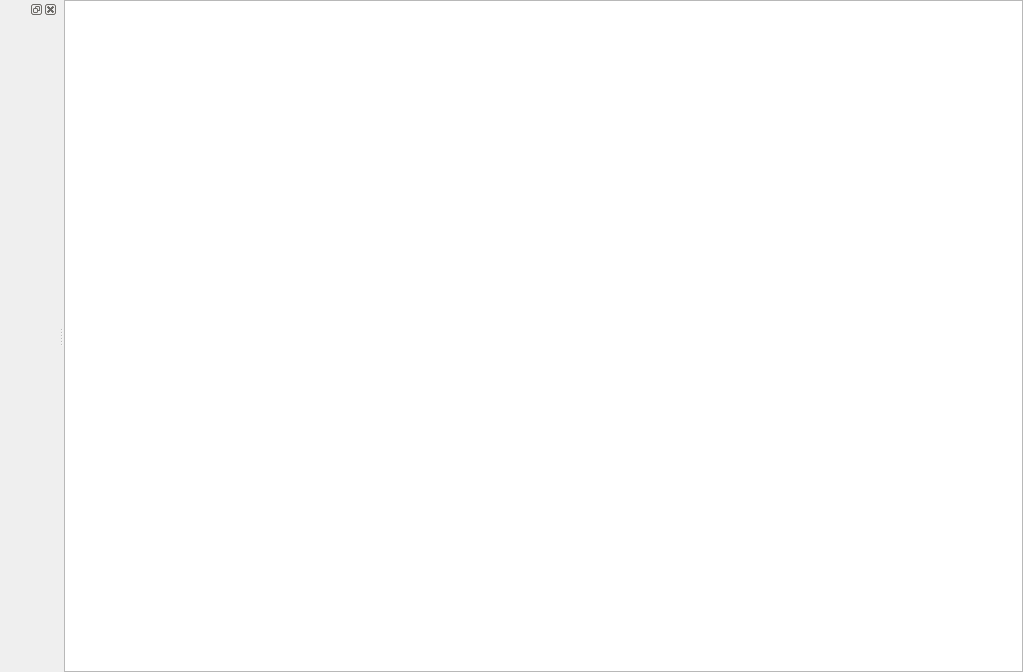
Above: mainwindow.ui from squidovado/ellipse before the change. Below: the same form after it.
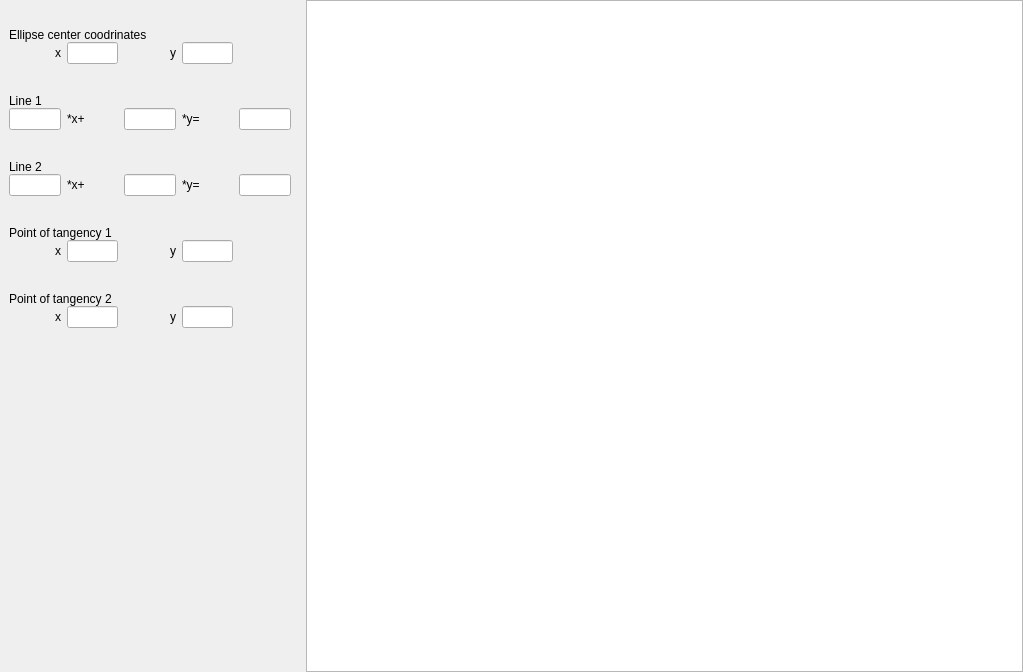
That is the form after the change.

Commit message: panel added, basic graphics too

Patch:
```diff
--- a/mainwindow.ui
+++ b/mainwindow.ui
@@ -36,10 +36,362 @@
    </layout>
   </widget>
   <widget class="QDockWidget" name="dockWidget">
+   <property name="sizePolicy">
+    <sizepolicy hsizetype="Preferred" vsizetype="Preferred">
+     <horstretch>0</horstretch>
+     <verstretch>0</verstretch>
+    </sizepolicy>
+   </property>
+   <property name="minimumSize">
+    <size>
+     <width>300</width>
+     <height>424</height>
+    </size>
+   </property>
+   <property name="maximumSize">
+    <size>
+     <width>300</width>
+     <height>524287</height>
+    </size>
+   </property>
+   <property name="floating">
+    <bool>false</bool>
+   </property>
+   <property name="features">
+    <set>QDockWidget::NoDockWidgetFeatures</set>
+   </property>
    <attribute name="dockWidgetArea">
     <number>1</number>
    </attribute>
-   <widget class="QWidget" name="dockWidgetContents"/>
+   <widget class="QWidget" name="dockWidgetContents">
+    <layout class="QGridLayout" name="gridLayout" rowstretch="1,1,2,1,1,2,1,1,2,1,1,2,1,1,1000000000">
+     <property name="verticalSpacing">
+      <number>0</number>
+     </property>
+     <item row="13" column="0">
+      <widget class="QLabel" name="label_14">
+       <property name="text">
+        <string>x</string>
+       </property>
+       <property name="alignment">
+        <set>Qt::AlignRight|Qt::AlignTrailing|Qt::AlignVCenter</set>
+       </property>
+      </widget>
+     </item>
+     <item row="1" column="1">
+      <widget class="QLineEdit" name="lineEdit">
+       <property name="sizePolicy">
+        <sizepolicy hsizetype="Expanding" vsizetype="Fixed">
+         <horstretch>0</horstretch>
+         <verstretch>0</verstretch>
+        </sizepolicy>
+       </property>
+       <property name="maximumSize">
+        <size>
+         <width>16777215</width>
+         <height>30</height>
+        </size>
+       </property>
+      </widget>
+     </item>
+     <item row="14" column="2">
+      <spacer name="horizontalSpacer">
+       <property name="orientation">
+        <enum>Qt::Horizontal</enum>
+       </property>
+       <property name="sizeHint" stdset="0">
+        <size>
+         <width>40</width>
+         <height>20</height>
+        </size>
+       </property>
+      </spacer>
+     </item>
+     <item row="8" column="3">
+      <spacer name="horizontalSpacer_4">
+       <property name="orientation">
+        <enum>Qt::Horizontal</enum>
+       </property>
+       <property name="sizeHint" stdset="0">
+        <size>
+         <width>40</width>
+         <height>30</height>
+        </size>
+       </property>
+      </spacer>
+     </item>
+     <item row="4" column="4">
+      <widget class="QLineEdit" name="lineEdit_5"/>
+     </item>
+     <item row="1" column="3">
+      <widget class="QLineEdit" name="lineEdit_2">
+       <property name="sizePolicy">
+        <sizepolicy hsizetype="Expanding" vsizetype="Fixed">
+         <horstretch>0</horstretch>
+         <verstretch>0</verstretch>
+        </sizepolicy>
+       </property>
+       <property name="maximumSize">
+        <size>
+         <width>16777215</width>
+         <height>30</height>
+        </size>
+       </property>
+      </widget>
+     </item>
+     <item row="3" column="0" colspan="4">
+      <widget class="QLabel" name="label_4">
+       <property name="sizePolicy">
+        <sizepolicy hsizetype="Preferred" vsizetype="Preferred">
+         <horstretch>0</horstretch>
+         <verstretch>0</verstretch>
+        </sizepolicy>
+       </property>
+       <property name="maximumSize">
+        <size>
+         <width>16777215</width>
+         <height>30</height>
+        </size>
+       </property>
+       <property name="text">
+        <string>Line 1</string>
+       </property>
+      </widget>
+     </item>
+     <item row="10" column="0">
+      <widget class="QLabel" name="label_11">
+       <property name="text">
+        <string>x</string>
+       </property>
+       <property name="alignment">
+        <set>Qt::AlignRight|Qt::AlignTrailing|Qt::AlignVCenter</set>
+       </property>
+      </widget>
+     </item>
+     <item row="4" column="3">
+      <widget class="QLabel" name="label_6">
+       <property name="text">
+        <string>*y=</string>
+       </property>
+      </widget>
+     </item>
+     <item row="7" column="4">
+      <widget class="QLineEdit" name="lineEdit_8"/>
+     </item>
+     <item row="4" column="1">
+      <widget class="QLabel" name="label_5">
+       <property name="text">
+        <string>*x+</string>
+       </property>
+      </widget>
+     </item>
+     <item row="10" column="1">
+      <widget class="QLineEdit" name="lineEdit_9"/>
+     </item>
+     <item row="2" column="1">
+      <spacer name="horizontalSpacer_2">
+       <property name="orientation">
+        <enum>Qt::Horizontal</enum>
+       </property>
+       <property name="sizeHint" stdset="0">
+        <size>
+         <width>40</width>
+         <height>30</height>
+        </size>
+       </property>
+      </spacer>
+     </item>
+     <item row="6" column="0">
+      <widget class="QLabel" name="label_7">
+       <property name="maximumSize">
+        <size>
+         <width>16777215</width>
+         <height>30</height>
+        </size>
+       </property>
+       <property name="text">
+        <string>Line 2</string>
+       </property>
+      </widget>
+     </item>
+     <item row="7" column="3">
+      <widget class="QLabel" name="label_9">
+       <property name="text">
+        <string>*y=</string>
+       </property>
+      </widget>
+     </item>
+     <item row="9" column="0" colspan="5">
+      <widget class="QLabel" name="label_10">
+       <property name="maximumSize">
+        <size>
+         <width>16777215</width>
+         <height>30</height>
+        </size>
+       </property>
+       <property name="text">
+        <string>Point of tangency 1</string>
+       </property>
+      </widget>
+     </item>
+     <item row="4" column="2">
+      <widget class="QLineEdit" name="lineEdit_4"/>
+     </item>
+     <item row="13" column="2">
+      <widget class="QLabel" name="label_15">
+       <property name="text">
+        <string>y</string>
+       </property>
+       <property name="alignment">
+        <set>Qt::AlignRight|Qt::AlignTrailing|Qt::AlignVCenter</set>
+       </property>
+      </widget>
+     </item>
+     <item row="1" column="2">
+      <widget class="QLabel" name="label_3">
+       <property name="sizePolicy">
+        <sizepolicy hsizetype="Preferred" vsizetype="Fixed">
+         <horstretch>0</horstretch>
+         <verstretch>0</verstretch>
+        </sizepolicy>
+       </property>
+       <property name="maximumSize">
+        <size>
+         <width>16777215</width>
+         <height>30</height>
+        </size>
+       </property>
+       <property name="text">
+        <string>y</string>
+       </property>
+       <property name="alignment">
+        <set>Qt::AlignRight|Qt::AlignTrailing|Qt::AlignVCenter</set>
+       </property>
+      </widget>
+     </item>
+     <item row="1" column="0">
+      <widget class="QLabel" name="label">
+       <property name="sizePolicy">
+        <sizepolicy hsizetype="Preferred" vsizetype="Fixed">
+         <horstretch>0</horstretch>
+         <verstretch>0</verstretch>
+        </sizepolicy>
+       </property>
+       <property name="maximumSize">
+        <size>
+         <width>16777215</width>
+         <height>30</height>
+        </size>
+       </property>
+       <property name="text">
+        <string>x</string>
+       </property>
+       <property name="alignment">
+        <set>Qt::AlignRight|Qt::AlignTrailing|Qt::AlignVCenter</set>
+       </property>
+      </widget>
+     </item>
+     <item row="5" column="2">
+      <spacer name="horizontalSpacer_3">
+       <property name="orientation">
+        <enum>Qt::Horizontal</enum>
+       </property>
+       <property name="sizeHint" stdset="0">
+        <size>
+         <width>40</width>
+         <height>30</height>
+        </size>
+       </property>
+      </spacer>
+     </item>
+     <item row="7" column="2">
+      <widget class="QLineEdit" name="lineEdit_7"/>
+     </item>
+     <item row="7" column="1">
+      <widget class="QLabel" name="label_8">
+       <property name="text">
+        <string>*x+</string>
+       </property>
+      </widget>
+     </item>
+     <item row="0" column="0" colspan="4">
+      <widget class="QLabel" name="label_2">
+       <property name="sizePolicy">
+        <sizepolicy hsizetype="Preferred" vsizetype="Fixed">
+         <horstretch>0</horstretch>
+         <verstretch>0</verstretch>
+        </sizepolicy>
+       </property>
+       <property name="maximumSize">
+        <size>
+         <width>16777215</width>
+         <height>30</height>
+        </size>
+       </property>
+       <property name="layoutDirection">
+        <enum>Qt::LeftToRight</enum>
+       </property>
+       <property name="text">
+        <string>Ellipse center coodrinates</string>
+       </property>
+       <property name="alignment">
+        <set>Qt::AlignLeading|Qt::AlignLeft|Qt::AlignVCenter</set>
+       </property>
+      </widget>
+     </item>
+     <item row="13" column="1">
+      <widget class="QLineEdit" name="lineEdit_11"/>
+     </item>
+     <item row="7" column="0">
+      <widget class="QLineEdit" name="lineEdit_6"/>
+     </item>
+     <item row="13" column="3">
+      <widget class="QLineEdit" name="lineEdit_12"/>
+     </item>
+     <item row="10" column="2">
+      <widget class="QLabel" name="label_12">
+       <property name="text">
+        <string>y</string>
+       </property>
+       <property name="alignment">
+        <set>Qt::AlignRight|Qt::AlignTrailing|Qt::AlignVCenter</set>
+       </property>
+      </widget>
+     </item>
+     <item row="10" column="3">
+      <widget class="QLineEdit" name="lineEdit_10"/>
+     </item>
+     <item row="12" column="0" colspan="5">
+      <widget class="QLabel" name="label_13">
+       <property name="maximumSize">
+        <size>
+         <width>16777215</width>
+         <height>30</height>
+        </size>
+       </property>
+       <property name="text">
+        <string>Point of tangency 2</string>
+       </property>
+      </widget>
+     </item>
+     <item row="4" column="0">
+      <widget class="QLineEdit" name="lineEdit_3"/>
+     </item>
+     <item row="11" column="2">
+      <spacer name="horizontalSpacer_5">
+       <property name="orientation">
+        <enum>Qt::Horizontal</enum>
+       </property>
+       <property name="sizeHint" stdset="0">
+        <size>
+         <width>40</width>
+         <height>30</height>
+        </size>
+       </property>
+      </spacer>
+     </item>
+    </layout>
+   </widget>
   </widget>
  </widget>
  <resources/>
```
The commit also changes 6 other files.
